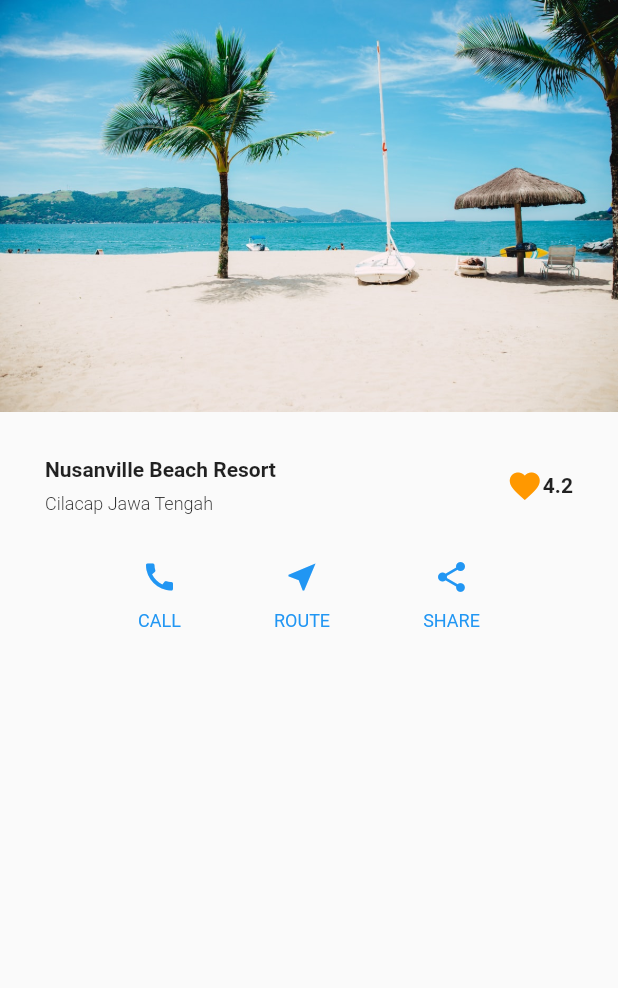
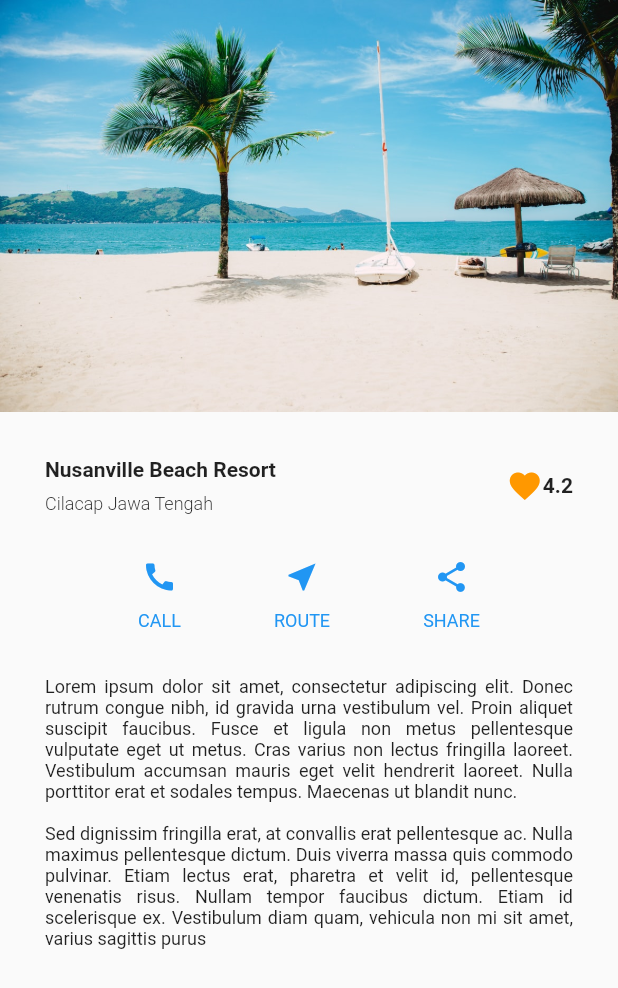
Before and after one commit to linggamdj/flutter-starter, a Flutter app: the screen it shows after launch, on a phone screen of 412 x 824 dp. Shown: the top 988 px of the screen. Run offline on Flutter 3.47's test engine with Material 2 defaults, Android fonts, the phone set to English and light mode, and no system bars.

Commit message:
desc widget added

```diff
--- a/design_to_code/lib/home_page.dart
+++ b/design_to_code/lib/home_page.dart
@@ -5,7 +5,7 @@ class HomePage extends StatelessWidget {
   Widget build(BuildContext context) {
     return Scaffold(
       body: SafeArea(
-        child: Column(
+        child: ListView(
           children: [
             Image.asset('assets/image.jpg'),
             SizedBox(
@@ -115,6 +115,22 @@ class HomePage extends StatelessWidget {
                 ],
               ),
             ),
+            SizedBox(
+              height: 30,
+            ),
+            Padding(
+              padding: EdgeInsets.symmetric(horizontal: 30),
+              child: Text(
+                'Lorem ipsum dolor sit amet, consectetur adipiscing elit. Donec rutrum congue nibh, id gravida urna vestibulum vel. Proin aliquet suscipit faucibus. Fusce et ligula non metus pellentesque vulputate eget ut metus. Cras varius non lectus fringilla laoreet. Vestibulum accumsan mauris eget velit hendrerit laoreet. Nulla porttitor erat et sodales tempus. Maecenas ut blandit nunc.\n\nSed dignissim fringilla erat, at convallis erat pellentesque ac. Nulla maximus pellentesque dictum. Duis viverra massa quis commodo pulvinar. Etiam lectus erat, pharetra et velit id, pellentesque venenatis risus. Nullam tempor faucibus dictum. Etiam id scelerisque ex. Vestibulum diam quam, vehicula non mi sit amet, varius sagittis purus',
+                style: TextStyle(
+                  fontSize: 12,
+                ),
+                textAlign: TextAlign.justify,
+              ),
+            ),
+            SizedBox(
+              height: 30,
+            )
           ],
         ),
       ),
```
